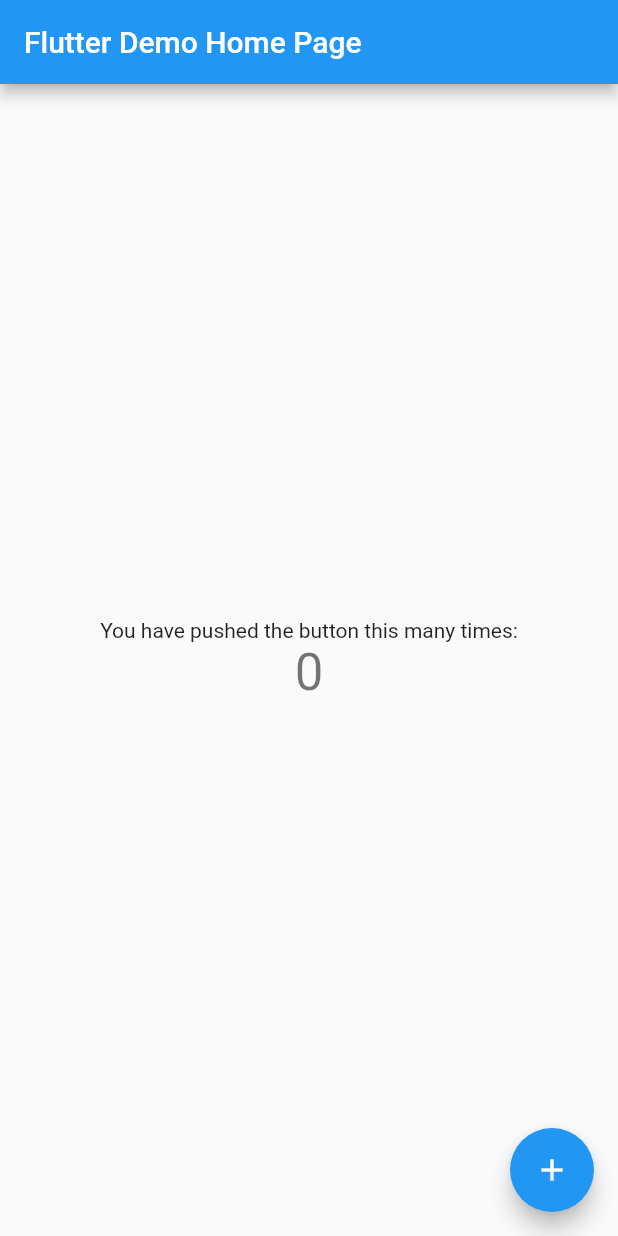
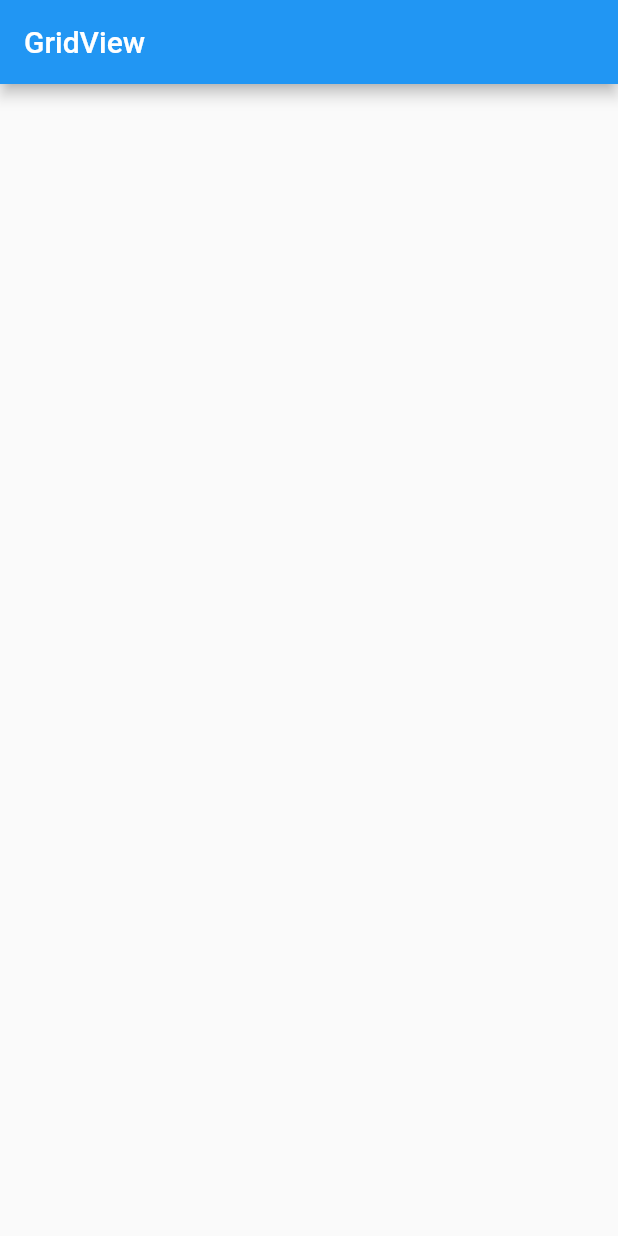
Before and after one commit to blessed-sibanda/beginning-flutter-ch9_gridview, a Flutter app: the screen it shows after launch, on a phone screen of 412 x 824 dp. Run offline on Flutter 3.47's test engine with Material 2 defaults, Android fonts, the phone set to English and light mode, and no system bars.

Commit message:
setup project

```diff
--- a/lib/main.dart
+++ b/lib/main.dart
@@ -1,4 +1,5 @@
 import 'package:flutter/material.dart';
+import 'pages/home.dart';
 
 void main() {
   runApp(const MyApp());
@@ -13,103 +14,9 @@ class MyApp extends StatelessWidget {
     return MaterialApp(
       title: 'Flutter Demo',
       theme: ThemeData(
-        // This is the theme of your application.
-        //
-        // Try running your application with "flutter run". You'll see the
-        // application has a blue toolbar. Then, without quitting the app, try
-        // changing the primarySwatch below to Colors.green and then invoke
-        // "hot reload" (press "r" in the console where you ran "flutter run",
-        // or simply save your changes to "hot reload" in a Flutter IDE).
-        // Notice that the counter didn't reset back to zero; the application
-        // is not restarted.
         primarySwatch: Colors.blue,
       ),
-      home: const MyHomePage(title: 'Flutter Demo Home Page'),
+      home: const MyHomePage(title: 'GridView'),
     );
   }
 }
-
-class MyHomePage extends StatefulWidget {
-  const MyHomePage({Key? key, required this.title}) : super(key: key);
-
-  // This widget is the home page of your application. It is stateful, meaning
-  // that it has a State object (defined below) that contains fields that affect
-  // how it looks.
-
-  // This class is the configuration for the state. It holds the values (in this
-  // case the title) provided by the parent (in this case the App widget) and
-  // used by the build method of the State. Fields in a Widget subclass are
-  // always marked "final".
-
-  final String title;
-
-  @override
-  State<MyHomePage> createState() => _MyHomePageState();
-}
-
-class _MyHomePageState extends State<MyHomePage> {
-  int _counter = 0;
-
-  void _incrementCounter() {
-    setState(() {
-      // This call to setState tells the Flutter framework that something has
-      // changed in this State, which causes it to rerun the build method below
-      // so that the display can reflect the updated values. If we changed
-      // _counter without calling setState(), then the build method would not be
-      // called again, and so nothing would appear to happen.
-      _counter++;
-    });
-  }
-
-  @override
-  Widget build(BuildContext context) {
-    // This method is rerun every time setState is called, for instance as done
-    // by the _incrementCounter method above.
-    //
-    // The Flutter framework has been optimized to make rerunning build methods
-    // fast, so that you can just rebuild anything that needs updating rather
-    // than having to individually change instances of widgets.
-    return Scaffold(
-      appBar: AppBar(
-        // Here we take the value from the MyHomePage object that was created by
-        // the App.build method, and use it to set our appbar title.
-        title: Text(widget.title),
-      ),
-      body: Center(
-        // Center is a layout widget. It takes a single child and positions it
-        // in the middle of the parent.
-        child: Column(
-          // Column is also a layout widget. It takes a list of children and
-          // arranges them vertically. By default, it sizes itself to fit its
-          // children horizontally, and tries to be as tall as its parent.
-          //
-          // Invoke "debug painting" (press "p" in the console, choose the
-          // "Toggle Debug Paint" action from the Flutter Inspector in Android
-          // Studio, or the "Toggle Debug Paint" command in Visual Studio Code)
-          // to see the wireframe for each widget.
-          //
-          // Column has various properties to control how it sizes itself and
-          // how it positions its children. Here we use mainAxisAlignment to
-          // center the children vertically; the main axis here is the vertical
-          // axis because Columns are vertical (the cross axis would be
-          // horizontal).
-          mainAxisAlignment: MainAxisAlignment.center,
-          children: <Widget>[
-            const Text(
-              'You have pushed the button this many times:',
-            ),
-            Text(
-              '$_counter',
-              style: Theme.of(context).textTheme.headline4,
-            ),
-          ],
-        ),
-      ),
-      floatingActionButton: FloatingActionButton(
-        onPressed: _incrementCounter,
-        tooltip: 'Increment',
-        child: const Icon(Icons.add),
-      ), // This trailing comma makes auto-formatting nicer for build methods.
-    );
-  }
-}
--- /dev/null
+++ b/lib/pages/home.dart
@@ -0,0 +1,24 @@
+import 'package:flutter/material.dart';
+
+class MyHomePage extends StatefulWidget {
+  const MyHomePage({Key? key, required this.title}) : super(key: key);
+
+  final String title;
+
+  @override
+  State<MyHomePage> createState() => _MyHomePageState();
+}
+
+class _MyHomePageState extends State<MyHomePage> {
+  @override
+  Widget build(BuildContext context) {
+    return Scaffold(
+      appBar: AppBar(
+        title: Text(widget.title),
+      ),
+      body: SafeArea(
+        child: Container(),
+      ),
+    );
+  }
+}
```
